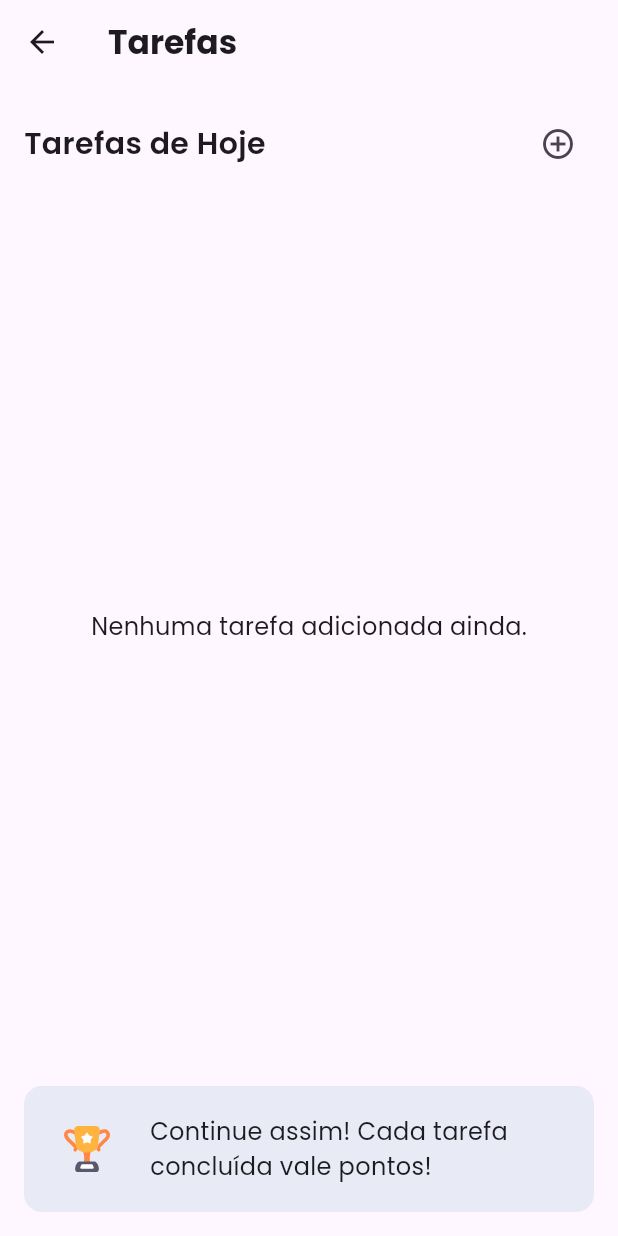
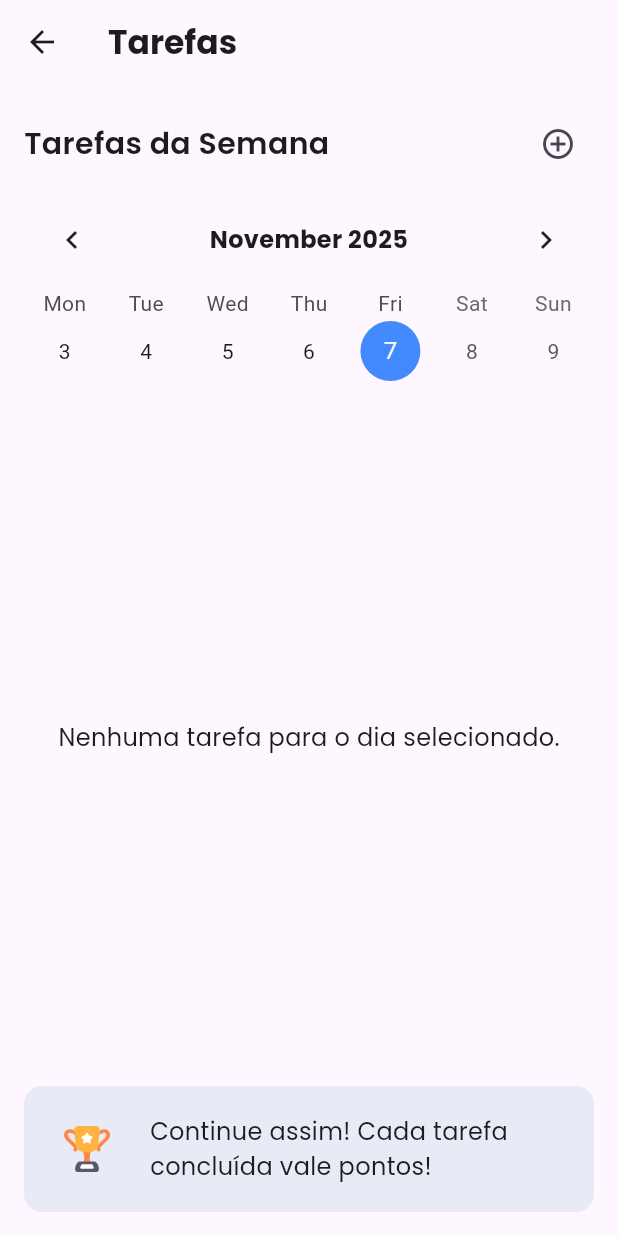
Before and after one commit to ViniciusBrasilio01/projetos-mobile, a Flutter app: the HomeScreen screen opened directly, after a tap on "TAREFAS", on a phone screen of 412 x 824 dp. Run offline on Flutter 3.47's test engine with Material 3 defaults, Android fonts, the phone set to English and light mode, and no system bars; drawn by our look-alikes of table_calendar; our stand-ins replace audioplayers, google_fonts, hive, hive_flutter, image_picker, lottie; accounts and stored records are empty.

Commit message:
Editado main.dart, profile_page.dart e task_page.dart

```diff
--- a/lib/main.dart
+++ b/lib/main.dart
@@ -66,7 +66,7 @@ class MyApp extends StatelessWidget {
         '/login': (context) => const LoginPage(),
         '/register': (context) => const RegisterPage(),
         '/': (context) => HomeScreen(),
-        '/tasks': (context) => const TasksPage(),
+        '/tasks': (context) => const TaskPage(),
         '/community': (context) => const SimpleScreen(title: 'Comunidade'),
         '/evolution': (context) => const SimpleScreen(title: 'Evolução'),
         '/education': (context) => const SimpleScreen(title: 'Educação'),
--- a/lib/presentation/pages/tasks/task_page.dart
+++ b/lib/presentation/pages/tasks/task_page.dart
@@ -2,18 +2,41 @@ import 'package:flutter/material.dart';
 import 'package:google_fonts/google_fonts.dart';
 import 'package:hive_flutter/hive_flutter.dart';
 import 'package:lottie/lottie.dart';
+import 'package:table_calendar/table_calendar.dart';
 
 import '../../../models/task.dart';
 import 'add_task_page.dart';
 import 'edit_task_page.dart';
 import 'task_detail_page.dart';
 
-class TasksPage extends StatelessWidget {
-  const TasksPage({super.key});
+/// Tela principal de tarefas com calendário semanal
+class TaskPage extends StatefulWidget {
+  const TaskPage({super.key});
+
+  @override
+  State<TaskPage> createState() => _TaskPageState();
+}
+
+class _TaskPageState extends State<TaskPage> {
+  DateTime _focusedDay = DateTime.now(); // Dia atualmente em foco no calendário
+  DateTime? _selectedDay; // Dia selecionado pelo usuário
+
+  /// Filtra as tarefas com base na data selecionada
+  List<Task> _getTasksForDay(Box<Task> box, DateTime? day) {
+    if (day == null) return box.values.toList();
+
+    return box.values.where((task) {
+      if (task.dueDate == null) return false;
+      return task.dueDate!.year == day.year &&
+          task.dueDate!.month == day.month &&
+          task.dueDate!.day == day.day;
+    }).toList();
+  }
 
   @override
   Widget build(BuildContext context) {
     final taskBox = Hive.box<Task>('tasks');
+
     return Scaffold(
       appBar: AppBar(
         title: Text(
@@ -25,12 +48,12 @@ class TasksPage extends StatelessWidget {
         padding: const EdgeInsets.all(16.0),
         child: Column(
           children: [
-            // Cabeçalho
+            // Cabeçalho com título e botão de adicionar tarefa
             Row(
               mainAxisAlignment: MainAxisAlignment.spaceBetween,
               children: [
                 Text(
-                  'Tarefas de Hoje',
+                  'Tarefas da Semana',
                   style: GoogleFonts.poppins(
                     fontSize: 20,
                     fontWeight: FontWeight.w600,
@@ -49,21 +72,66 @@ class TasksPage extends StatelessWidget {
                 ),
               ],
             ),
+
             const SizedBox(height: 8),
-            // Lista de tarefas reais
+
+            // Calendário semanal interativo
+            TableCalendar(
+              firstDay: DateTime.now().subtract(const Duration(days: 365)),
+              lastDay: DateTime.now().add(const Duration(days: 365)),
+              focusedDay: _focusedDay,
+              selectedDayPredicate: (day) =>
+                  _selectedDay != null &&
+                  day.year == _selectedDay!.year &&
+                  day.month == _selectedDay!.month &&
+                  day.day == _selectedDay!.day,
+              calendarFormat: CalendarFormat.week,
+              startingDayOfWeek: StartingDayOfWeek.monday,
+              headerStyle: HeaderStyle(
+                formatButtonVisible: false,
+                titleCentered: true,
+                titleTextStyle: GoogleFonts.poppins(
+                  fontSize: 16,
+                  fontWeight: FontWeight.bold,
+                ),
+              ),
+              calendarStyle: CalendarStyle(
+                todayDecoration: BoxDecoration(
+                  color: Colors.blueAccent,
+                  shape: BoxShape.circle,
+                ),
+                selectedDecoration: BoxDecoration(
+                  color: Colors.indigo,
+                  shape: BoxShape.circle,
+                ),
+                selectedTextStyle: const TextStyle(color: Colors.white),
+              ),
+              onDaySelected: (selectedDay, focusedDay) {
+                setState(() {
+                  _selectedDay = selectedDay;
+                  _focusedDay = focusedDay;
+                });
+              },
+            ),
+
+            const SizedBox(height: 16),
+
+            // Lista de tarefas filtradas por dia
             Expanded(
               child: ValueListenableBuilder(
                 valueListenable: taskBox.listenable(),
                 builder: (context, Box<Task> box, _) {
-                  final tasks = box.values.toList();
+                  final tasks = _getTasksForDay(box, _selectedDay);
+
                   if (tasks.isEmpty) {
                     return Center(
                       child: Text(
-                        'Nenhuma tarefa adicionada ainda.',
+                        'Nenhuma tarefa para o dia selecionado.',
                         style: GoogleFonts.poppins(fontSize: 16),
                       ),
                     );
                   }
+
                   return ListView.builder(
                     itemCount: tasks.length,
                     itemBuilder: (context, index) {
@@ -74,8 +142,10 @@ class TasksPage extends StatelessWidget {
                 },
               ),
             ),
+
             const SizedBox(height: 16),
-            // Gamificação
+
+            // Área de gamificação com animação
             Container(
               padding: const EdgeInsets.all(12),
               decoration: BoxDecoration(
@@ -107,16 +177,18 @@ class TasksPage extends StatelessWidget {
   }
 }
 
+/// Card que representa uma tarefa individual
 class TaskCard extends StatelessWidget {
   final Task task;
+
   const TaskCard({super.key, required this.task});
 
+  /// Exibe diálogo de confirmação para excluir tarefa
   void _confirmDelete(BuildContext context) {
     showDialog(
       context: context,
       builder: (ctx) => AlertDialog(
-        title: const Text('Excluir Tarefa'),
-        content: const Text('Tem certeza que deseja excluir esta tarefa?'),
+        title: const Text('Tem certeza que deseja excluir esta tarefa?'),
         actions: [
           TextButton(
             onPressed: () => Navigator.pop(ctx),
@@ -146,8 +218,7 @@ class TaskCard extends StatelessWidget {
         title: Text(
           task.title,
           style: GoogleFonts.poppins(
-            decoration:
-                task.isCompleted ? TextDecoration.lineThrough : null,
+            decoration: task.isCompleted ? TextDecoration.lineThrough : null,
           ),
         ),
         subtitle: task.description != null && task.description!.isNotEmpty
```
Also changed, not shown: lib/presentation/pages/profile/profile_page.dart (+13 -8 lines).
